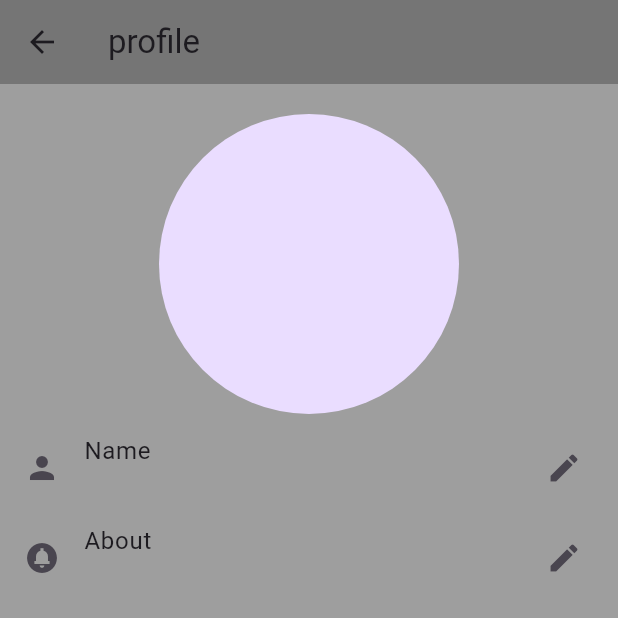
After one commit to RathulVT/flutter, a Flutter app: the screen it shows after launch, on a phone screen of 412 x 824 dp, the top half of it. The commit adds this screen. Run offline on Flutter 3.47's test engine with Material 2 defaults, Android fonts, the phone set to English and light mode, and no system bars; our stand-ins replace curved_navigation_bar, image_picker; missing offline and left inert: dart:ffi.

Commit message:
06/09/23

```diff
--- a/lib/main.dart
+++ b/lib/main.dart
@@ -6,12 +6,14 @@ import 'package:flutter/material.dart';
 import 'package:untitled/radio_button.dart';
 import 'package:untitled/showtimepicker.dart';
 import 'package:untitled/whatsapp_frontpage.dart';
+import 'package:untitled/whatsapp_profile_ui.dart';
 
 
 import 'DatePicker.dart';
 import 'FormField.dart';
 import 'Gmail/Gmailpage.dart';
 import 'Gridview.dart';
+import 'Imagepicker.dart';
 import 'LIstviewadding_textwithbutton.dart';
 import 'LIstviewofMap.dart';
 import 'ListviewBuilder_task.dart';
@@ -52,7 +54,7 @@ class MyApp extends StatelessWidget {
 
       ),
 
-      home: Showtimepickertask(),
+      home: Profile_Ui(),
 
     );
   }
--- /dev/null
+++ b/lib/whatsapp_profile_ui.dart
@@ -0,0 +1,78 @@
+import 'dart:io';
+
+import 'package:flutter/material.dart';
+import 'package:image_picker/image_picker.dart';
+
+class Profile_Ui extends StatefulWidget {
+  const Profile_Ui({Key? key}) : super(key: key);
+
+  @override
+  State<Profile_Ui> createState() => _Profile_UiState();
+}
+
+class _Profile_UiState extends State<Profile_Ui> {
+
+  File? profileimg;
+
+  @override
+  Widget build(BuildContext context) {
+    return Scaffold(
+      appBar: AppBar(
+        backgroundColor: Colors.grey[600],
+        leading: IconButton(onPressed: () {}, icon: Icon(Icons.arrow_back)),
+        title: Text("profile"),
+      ),
+      body: Container(color: Colors.grey,
+        child: Column(
+          children: [
+            Padding(padding: EdgeInsets.only(top: 20)),
+            Row(mainAxisAlignment: MainAxisAlignment.center, children: [
+              InkWell(
+                onTap: () async{var img = await ImagePicker().pickImage(source: ImageSource.gallery);
+                  setState(() {
+                    profileimg = File(img!.path);
+
+
+                  });},
+
+
+                child: profileimg == null? CircleAvatar(radius: 100,): CircleAvatar(
+                  backgroundColor: Colors.cyan,
+                  radius: 100,
+                  backgroundImage: FileImage(File(profileimg!.path))  //profileimg == null?  Text("No Image"): Image(image: FileImage(profileimg!),),
+                ),
+              ),
+            ]),
+            Expanded(
+              child: Column(
+                children: [
+                  InkWell(onTap: ()  {
+                  },
+                    child: SizedBox(
+                        height: 60,
+                        child: ListTile(
+                          leading: Icon(Icons.person),
+                          title: Text("Name"),
+                          subtitle: Text(""),
+                          trailing: Icon(Icons.edit),
+                        )),
+                  ),
+                  InkWell( onTap: (){ },
+                    child:SizedBox(
+                        height: 60,
+                        child: ListTile(
+                          leading: Icon(Icons.circle_notifications_sharp),
+                          title: Text("About"),
+                          subtitle: Text(""),
+                          trailing: Icon(Icons.edit),
+                        )),
+                  ),
+                ],
+              ),
+            ),
+          ],
+        ),
+      ),
+    );
+  }
+}
--- a/pubspec.yaml
+++ b/pubspec.yaml
@@ -36,6 +36,7 @@ dependencies:
   # Use with the CupertinoIcons class for iOS style icons.
   cupertino_icons: ^1.0.2
   curved_navigation_bar: ^1.0.3
+  image_picker: ^1.0.4
 
 dev_dependencies:
   flutter_test:
```
Also changed, not shown: lib/Imagepicker.dart (added, +40 -0 lines), pubspec.lock, 3 other files.
